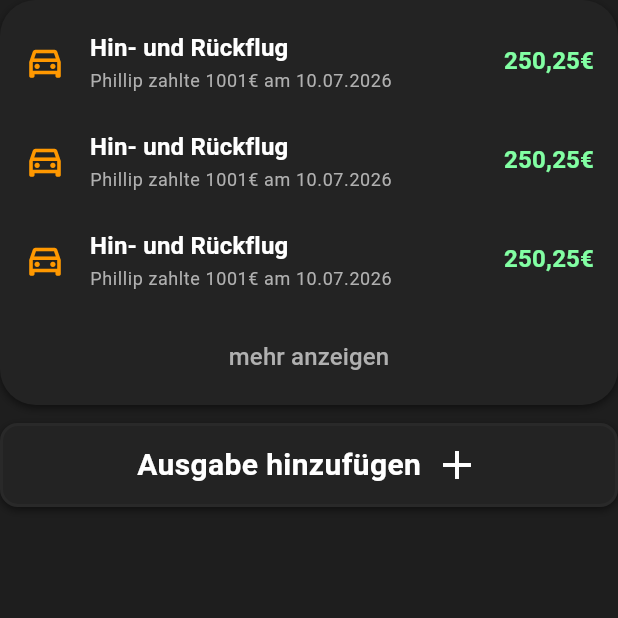
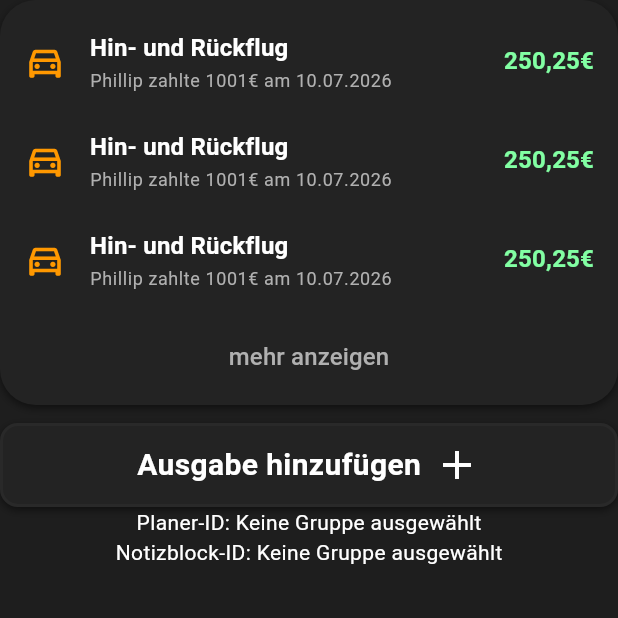
Before and after one commit to Phimance/Reiseplaner-Frontend, a Flutter app: the HomeScreen screen opened directly, on a phone screen of 412 x 824 dp, the top half of it. Run offline on Flutter 3.47's test engine with Material 3 defaults, Android fonts, the phone set to English and light mode, and no system bars.

Commit message:
gruppe modelliert

```diff
--- a/lib/api/auth/api_service.dart
+++ b/lib/api/auth/api_service.dart
@@ -1,6 +1,6 @@
 import 'dart:convert';
 import 'package:http/http.dart' as http;
-import '../models/gruppe.dart';
+import '../models/models.dart';
 
 class ApiService {
   final String _baseUrl = 'http://ubuntu.p-stephan.de:8081/api';
--- a/lib/api/models/gruppe.dart
+++ /dev/null
@@ -1,37 +0,0 @@
-/// Datenmodell für eine Gruppe aus der API.
-class Gruppe {
-  final String id;
-  final String name;
-
-  Gruppe({
-    required this.id,
-    required this.name,
-  });
-
-  /// Erstellt ein Gruppe-Objekt aus einer JSON-Map.
-  factory Gruppe.fromJson(Map<String, dynamic> json) {
-    return Gruppe(
-      id: json['id'] as String,
-      name: json['name'] as String,
-    );
-  }
-
-  /// Wandelt das Objekt in eine JSON-Map um.
-  Map<String, dynamic> toJson() {
-    return {
-      'id': id,
-      'name': name,
-    };
-  }
-
-  @override
-  String toString() => 'Gruppe(id: $id, name: $name)';
-
-  @override
-  bool operator ==(Object other) =>
-      identical(this, other) ||
-      other is Gruppe && runtimeType == other.runtimeType && id == other.id;
-
-  @override
-  int get hashCode => id.hashCode;
-}
--- /dev/null
+++ b/lib/api/models/models.dart
@@ -0,0 +1,150 @@
+/// Datenmodell für eine Gruppe aus der API.
+class Gruppe {
+  final String id;
+  final String name;
+  final String? location;
+  final String? startDate;
+  final String? endDate;
+  final List<Benutzer> benutzer;
+  final List<Transaktion> transaktionen;
+  final List<Notizblock> notizblocks;
+  final Planer? planer;
+
+  Gruppe({
+    required this.id,
+    required this.name,
+    this.location,
+    this.startDate,
+    this.endDate,
+    this.benutzer = const [],
+    this.transaktionen = const [],
+    this.notizblocks = const [],
+    this.planer,
+  });
+
+  factory Gruppe.fromJson(Map<String, dynamic> json) {
+    return Gruppe(
+      id: json['id'] as String,
+      name: json['name'] as String,
+      location: json['location'] as String?,
+      startDate: json['startDate'] as String?,
+      endDate: json['endDate'] as String?,
+      benutzer: (json['benutzer'] as List<dynamic>?)
+              ?.map((e) => Benutzer.fromJson(e as Map<String, dynamic>))
+              .toList() ??
+          [],
+      transaktionen: (json['transaktionen'] as List<dynamic>?)
+              ?.map((e) => Transaktion.fromJson(e as Map<String, dynamic>))
+              .toList() ??
+          [],
+      notizblocks: (json['notizblocks'] as List<dynamic>?)
+              ?.map((e) => Notizblock.fromJson(e as Map<String, dynamic>))
+              .toList() ??
+          [],
+      planer: json['planer'] != null
+          ? Planer.fromJson(json['planer'] as Map<String, dynamic>)
+          : null,
+    );
+  }
+
+  Map<String, dynamic> toJson() {
+    return {
+      'id': id,
+      'name': name,
+      'location': location,
+      'startDate': startDate,
+      'endDate': endDate,
+      'benutzer': benutzer.map((b) => b.toJson()).toList(),
+      'transaktionen': transaktionen.map((t) => t.toJson()).toList(),
+      'notizblocks': notizblocks.map((n) => n.toJson()).toList(),
+      'planer': planer?.toJson(),
+    };
+  }
+
+  @override
+  String toString() => 'Gruppe(id: $id, name: $name)';
+
+  @override
+  bool operator ==(Object other) =>
+      identical(this, other) ||
+      other is Gruppe && runtimeType == other.runtimeType && id == other.id;
+
+  @override
+  int get hashCode => id.hashCode;
+}
+
+// ── Benutzer ──────────────────────────────────────────────────
+
+class Benutzer {
+  final String name;
+  final List<String> freunde;
+
+  Benutzer({required this.name, this.freunde = const []});
+
+  factory Benutzer.fromJson(Map<String, dynamic> json) {
+    return Benutzer(
+      name: json['name'] as String,
+      freunde: (json['freunde'] as List<dynamic>?)
+              ?.map((e) => e.toString())
+              .toList() ??
+          [],
+    );
+  }
+
+  Map<String, dynamic> toJson() => {'name': name, 'freunde': freunde};
+}
+
+// ── Transaktion ───────────────────────────────────────────────
+
+class Transaktion {
+  final String id;
+  final Map<String, dynamic> raw;
+
+  Transaktion({required this.id, required this.raw});
+
+  factory Transaktion.fromJson(Map<String, dynamic> json) {
+    return Transaktion(id: json['id'] as String, raw: json);
+  }
+
+  Map<String, dynamic> toJson() => raw;
+}
+
+// ── Notizblock ────────────────────────────────────────────────
+
+class Notizblock {
+  final String id;
+  final String name;
+  final List<dynamic> notizen;
+
+  Notizblock({required this.id, required this.name, this.notizen = const []});
+
+  factory Notizblock.fromJson(Map<String, dynamic> json) {
+    return Notizblock(
+      id: json['id'] as String,
+      name: json['name'] as String,
+      notizen: json['notizen'] as List<dynamic>? ?? [],
+    );
+  }
+
+  Map<String, dynamic> toJson() => {'id': id, 'name': name, 'notizen': notizen};
+}
+
+// ── Planer ────────────────────────────────────────────────────
+
+class Planer {
+  final String id;
+  final String name;
+  final List<dynamic> events;
+
+  Planer({required this.id, required this.name, this.events = const []});
+
+  factory Planer.fromJson(Map<String, dynamic> json) {
+    return Planer(
+      id: json['id'] as String,
+      name: json['name'] as String,
+      events: json['events'] as List<dynamic>? ?? [],
+    );
+  }
+
+  Map<String, dynamic> toJson() => {'id': id, 'name': name, 'events': events};
+}
--- a/lib/core/app_state.dart
+++ b/lib/core/app_state.dart
@@ -1,6 +1,6 @@
 import 'package:flutter/foundation.dart';
 import '../api/auth/api_service.dart';
-import '../api/models/gruppe.dart';
+import '../api/models/models.dart';
 
 /// Zentraler App-Zustand – speichert globale Informationen wie
 /// Benutzername, Gruppen-Liste und die aktuell ausgewählte Gruppe.
--- a/lib/view/components/pages/home_screen.dart
+++ b/lib/view/components/pages/home_screen.dart
@@ -1,4 +1,6 @@
 import 'package:flutter/material.dart';
+import 'package:provider/provider.dart';
+import '../../../core/app_state.dart';
 import '../core/Widgets/TransactionListItem.dart';
 import '../core/Widgets/Button.dart';
 
@@ -74,7 +76,9 @@ class _HomeScreenState extends State<HomeScreen> {
                     onPressed: () {
                       // Aktion hier
                     },
-                  )
+                  ),
+                  Text('Planer-ID: ${context.watch<AppState>().aktiveGruppe?.planer?.id ?? "Keine Gruppe ausgewählt"}'),
+                  Text('Notizblock-ID: ${context.watch<AppState>().aktiveGruppe?.notizblocks[0]?.id ?? "Keine Gruppe ausgewählt"}'),
                 ],
               ),
             ),
```
